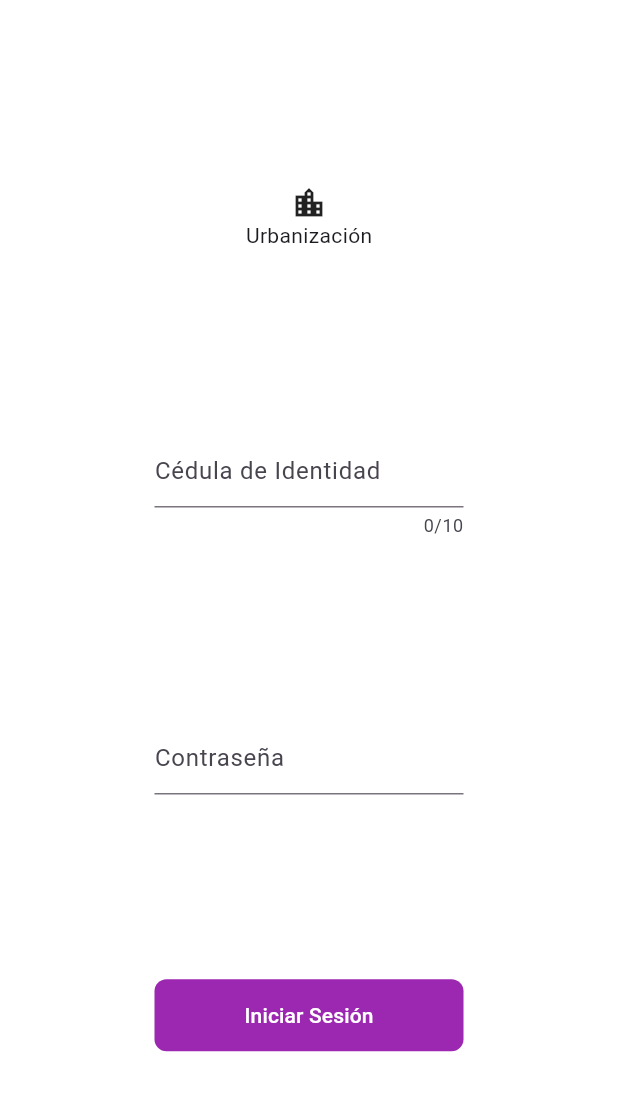
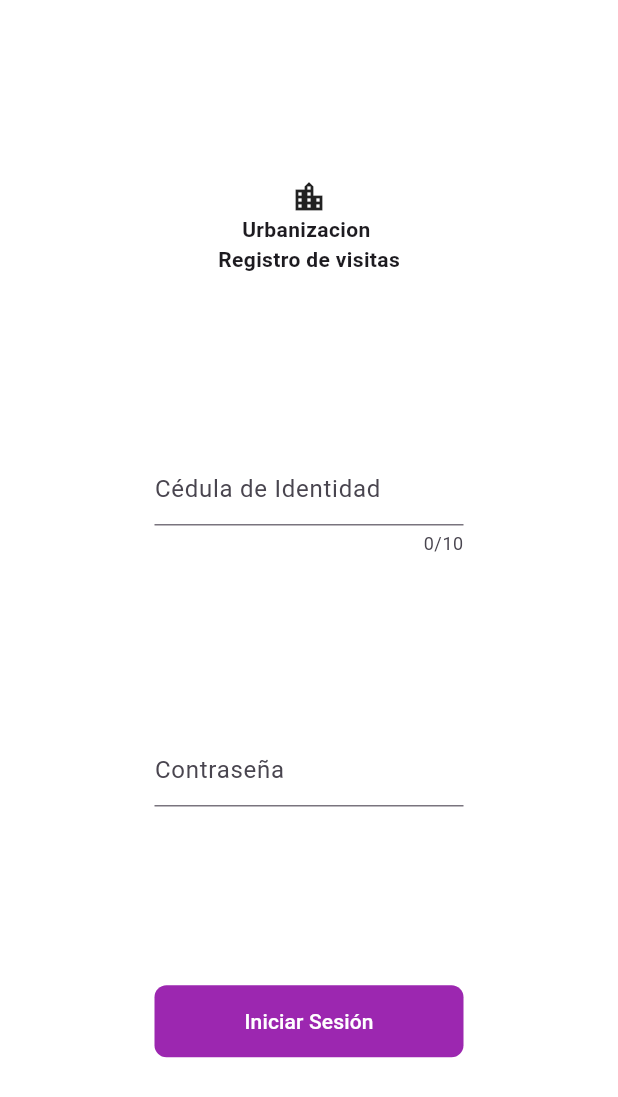
Before and after one commit to LsRood26/visitorRegistration, a Flutter app: the LoginPasswordPage screen opened by its route, on a phone screen of 412 x 824 dp. Shown: the top 1097 px of the screen. Run offline on Flutter 3.47's test engine with Material 3 defaults, Android fonts, the phone set to English and light mode, and no system bars; our stand-ins replace fluttertoast, image_picker, shared_preferences; accounts and stored records are empty.

Commit message:
fix : Fixed details text, and main route

```diff
--- a/lib/main.dart
+++ b/lib/main.dart
@@ -21,8 +21,8 @@ class MyApp extends StatelessWidget {
     return MaterialApp(
       debugShowCheckedModeBanner: false,
       title: 'Visitor Registration',
-      home: LoginOptionsPage(),
-      initialRoute: '/',
+      home: LoginPasswordPage(),
+      initialRoute: '/loginpassword',
       routes: {
         '/loginpassword': (context) => const LoginPasswordPage(),
         '/residenthome': (context) => const ResidentHome(),
--- a/lib/screens/home/resident_home.dart
+++ b/lib/screens/home/resident_home.dart
@@ -264,7 +264,7 @@ void showDetailsDialog(BuildContext context, CustomRequests request, Size size,
                     '${request.visitorName} ${request.visitorLastname}'),
                 textTitle('Cedula del visitante: ', '${request.visitorDNI}'),
                 textTitle('Cedula del residente: ', '${request.residentDNI}'),
-                textTitle('Fecha y Hora de visita: ', '${request.datetime}'),
+                textTitle('Fecha y Hora visita: ', '${request.datetime}'),
                 textTitle('Medio de ingreso: ',
                     request.transportMode == 'car' ? 'Vehiculo' : 'Caminando'),
                 textTitle(
--- a/lib/screens/login/login_password.dart
+++ b/lib/screens/login/login_password.dart
@@ -27,12 +27,7 @@ class _LoginPageState extends State<LoginPasswordPage> {
           child: Column(
             mainAxisAlignment: MainAxisAlignment.spaceEvenly,
             children: [
-              Column(
-                children: [
-                  Icon(Icons.location_city),
-                  Text('Urbanización'),
-                ],
-              ),
+              titles('Urbanizacion ', 'Registro de visitas'),
               Container(
                 width: size.width * 0.5,
                 child: TextFormField(
@@ -86,3 +81,21 @@ class _LoginPageState extends State<LoginPasswordPage> {
     );
   }
 }
+
+Widget titles(String urbName, String text) {
+  return Column(
+    children: [
+      const Icon(Icons.location_city),
+      Text(
+        urbName,
+        style: TextStyle(
+          fontWeight: FontWeight.bold,
+        ),
+      ),
+      Text(text,
+          style: TextStyle(
+            fontWeight: FontWeight.bold,
+          )),
+    ],
+  );
+}
```
Also changed, not shown: lib/screens/login/login_bio.dart (deleted).
